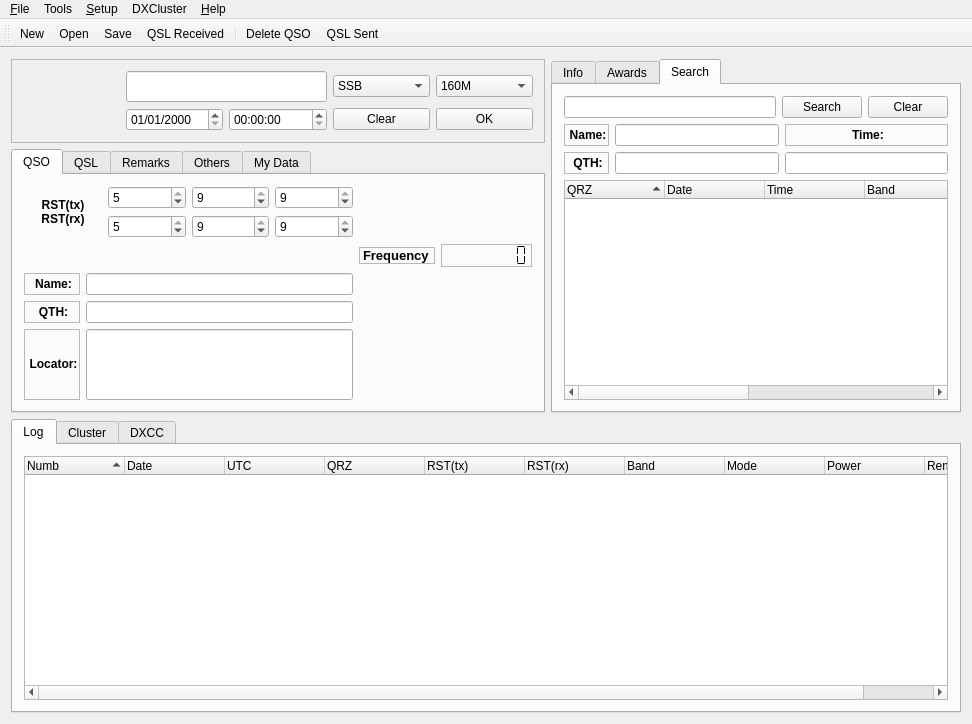
Before: the Qt Designer form src/klog.ui in dbasden/klog, drawn with Qt 5.
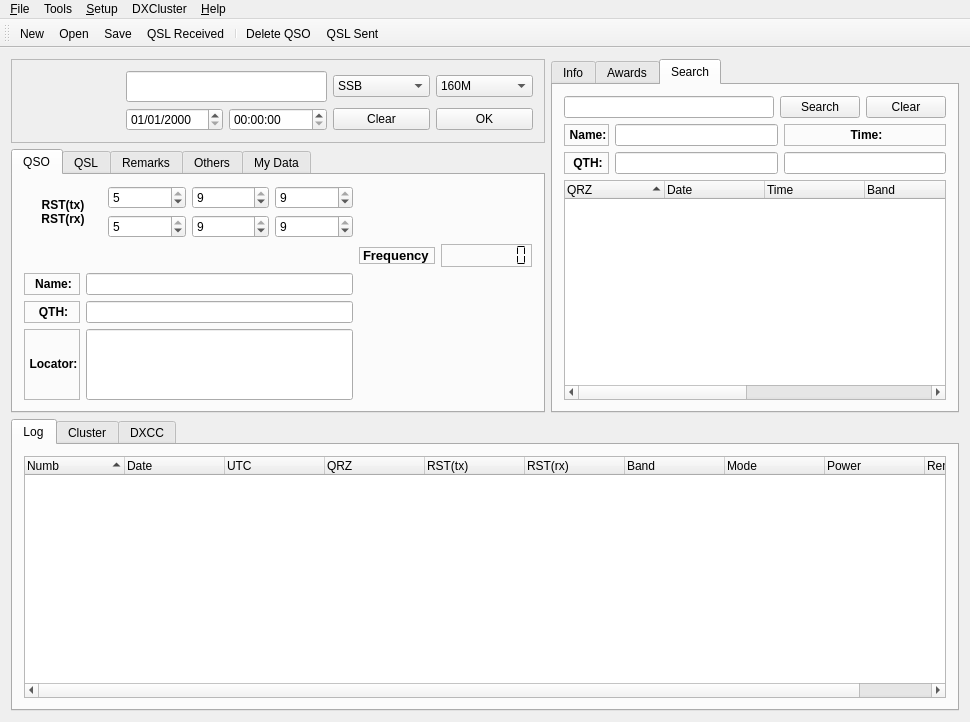
After: the same form once the commit is applied. The open tabs and pages were chosen to show the change. Icons and pictures are not drawn. Custom widgets are drawn as their Qt base class.

The edit to the form file:
```diff
--- a/src/klog.ui
+++ b/src/klog.ui
@@ -10,8 +10,8 @@
    <rect>
     <x>0</x>
     <y>0</y>
-    <width>972</width>
-    <height>724</height>
+    <width>970</width>
+    <height>722</height>
    </rect>
   </property>
   <property name="sizePolicy">
@@ -2418,8 +2418,8 @@
     <rect>
      <x>0</x>
      <y>0</y>
-     <width>972</width>
-     <height>28</height>
+     <width>970</width>
+     <height>32</height>
     </rect>
    </property>
    <property name="defaultUp">
```
Left out of the diff: 4 changed lines with no effect on the pictures.
